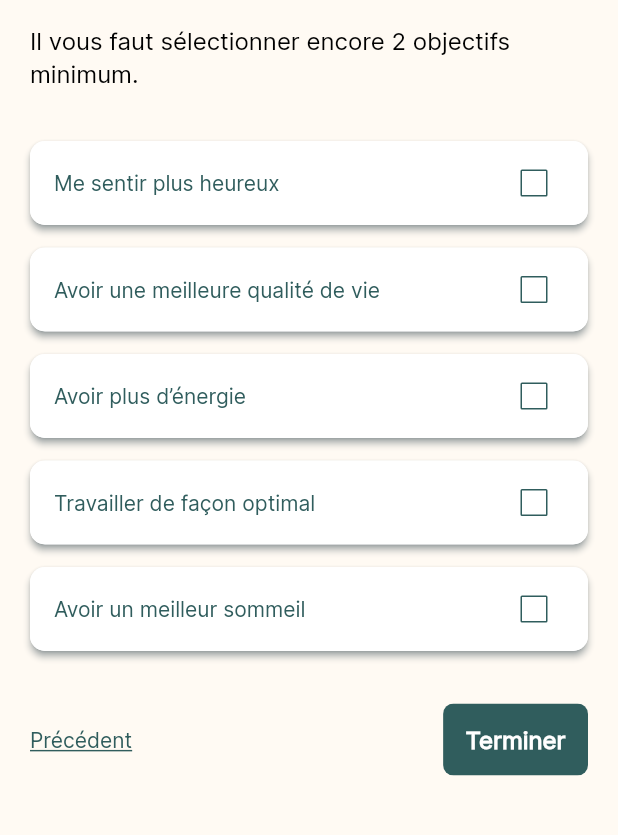
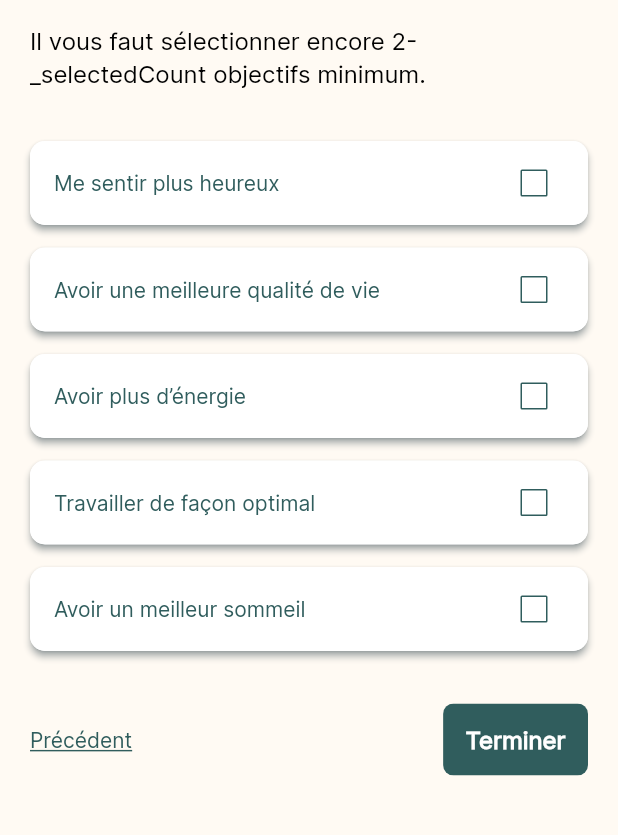
Before and after one commit to justin20100/sloth, a Flutter app: the RegisterObjectifsForm screen opened directly with empty values, on a phone screen of 412 x 824 dp, the part 246-1081 px from its top. Run offline on Flutter 3.47's test engine with Material 2 defaults, Android fonts, the light colour scheme and no system bars; our stand-ins replace cloud_firestore, email_validator, firebase_auth, firebase_core, introduction_screen and 1 more; missing offline and left inert: dart:ffi; accounts and stored records are empty; generated files the repository leaves out were written again.

Commit message:
Using AppLocalization for registerObjectifs strings

```diff
--- a/lib/main.dart
+++ b/lib/main.dart
@@ -24,7 +24,7 @@ class MyApp extends StatelessWidget {
             localizationsDelegates: AppLocalizations.localizationsDelegates,
             supportedLocales: AppLocalizations.supportedLocales,
             initialRoute: FirebaseAuth.instance.currentUser == null
-                ? kIntroductionRoute
+                ? kIntersectionRoute
                 : kHomeRoute,
             routes: router,
             theme: ThemeData(fontFamily: 'Inter'),
--- a/lib/views/auth/registerObjectifs_form.dart
+++ b/lib/views/auth/registerObjectifs_form.dart
@@ -1,12 +1,11 @@
 import 'dart:ffi';
-
 import 'package:firebase_auth/firebase_auth.dart';
 import 'package:flutter/material.dart';
 import 'package:sloth/models/UserModel.dart';
 import 'package:sloth/routes/routes.dart';
-
 import '../../styles/constants.dart';
 import '../../tools/button.dart';
+import 'package:flutter_gen/gen_l10n/app_localizations.dart';
 
 class RegisterObjectifsForm extends StatefulWidget {
   RegisterObjectifsForm({Key? key}) : super(key: key);
@@ -56,18 +55,18 @@ class _RegisterObjectifsFormState extends State<RegisterObjectifsForm> {
                   const SizedBox(
                     height: kBigVerticalSpacer,
                   ),
-                  const Text(
-                    'Objectifs',
+                  Text(
+                    AppLocalizations.of(context)!.registerObjectifs__title,
                     style: kBigLabelTextStyle,
                   ),
                   const SizedBox(
                     height: kBigVerticalSpacer,
                   ),
-                  const Text(
-                      "Qu'est ce que vous aimeriez accomplir avec Sloth ? Quels sont vos objectifs ? Cochez les objectifs qui correspondent aux votres.",
+                  Text(
+                      AppLocalizations.of(context)!.registerObjectifs__introText1,
                       style: k16BasicTextStyle),
                   const SizedBox(height: kSmallVerticalSpacer,),
-                  _selectedCount<2 ? Text('Il vous faut sélectionner encore ${2-_selectedCount} objectifs minimum.', style: k16BasicTextStyle,) : Text("Vous avez sélectionné assez d'objectifs pour continuer.", style: k16BasicTextStyle,),
+                  _selectedCount<2 ? Text(AppLocalizations.of(context)!.registerObjectifs__introText2, style: k16BasicTextStyle,) : Text(AppLocalizations.of(context)!.registerObjectifs__introText2Valid, style: k16BasicTextStyle,),
                   const SizedBox(
                     height: kBigVerticalSpacer,
                   ),
@@ -282,14 +281,14 @@ class _RegisterObjectifsFormState extends State<RegisterObjectifsForm> {
                         onTap: () {
                           Navigator.pop(context);
                         },
-                        child: const Text(
-                          'Précédent',
+                        child: Text(
+                          AppLocalizations.of(context)!.registerObjectifs__backButton,
                           style: kSmallLinkGreenText,
                           textAlign: TextAlign.center,
                         ),
                       ),
                       Button(
-                          label: 'Terminer',
+                          label: AppLocalizations.of(context)!.registerObjectifs__button,
                           onPressed: () async {
                             if (_registerObjectifsFormKey.currentState != null &&
                                 _registerObjectifsFormKey.currentState!
```
Also changed, not shown: lib/l10n/app_en.arb (+8 -1 lines), lib/l10n/app_fr.arb (+8 -1 lines).
